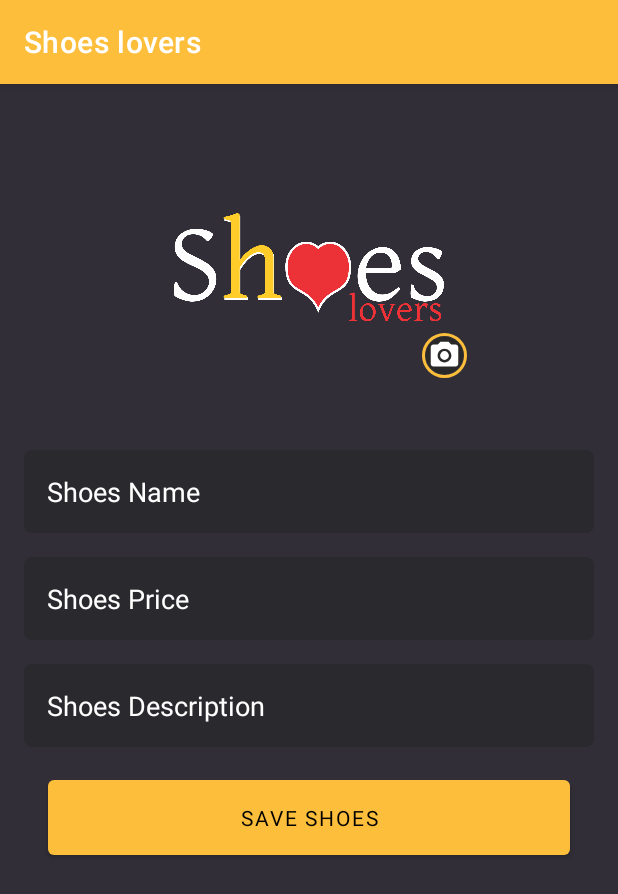
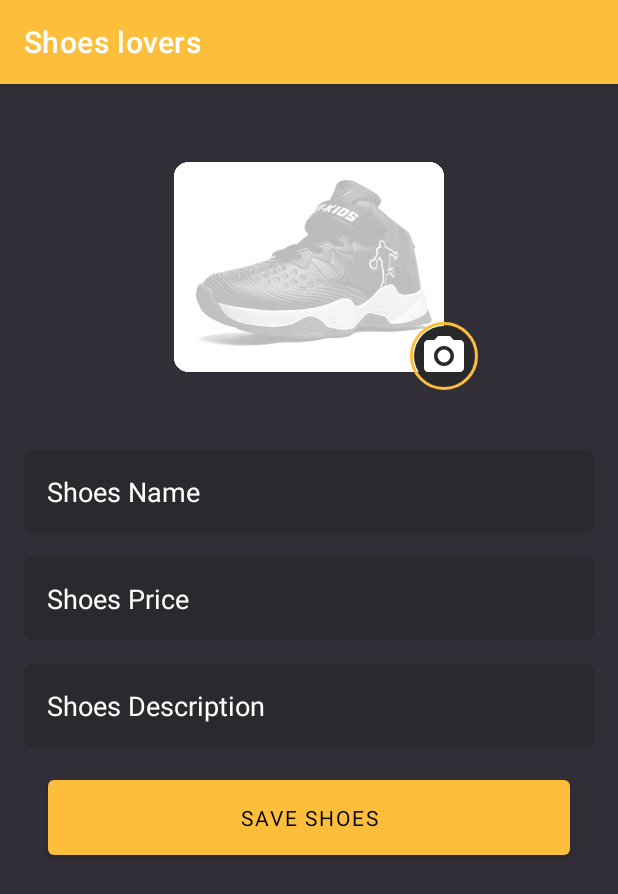
Before and after one commit to gilsonjuniorpro/TheShoeStore, an Android app: the ListFragment screen opened through its navigation route, after a tap on an icon or button, on a phone screen of 412 x 824 dp. Shown: the top 894 px of the screen. Run offline under Robolectric (Android 15) with nearby library versions, the light colour scheme and no system bars; our stand-ins replace Room's generated code, data binding; libraries missing offline, so code that uses them is left out: com.jarvis.ca; Roboto replaces fonts that are not available here.

Commit message:
refactor to handle add new Shoes, improvements on the add function

```diff
--- a/app/src/main/java/theshoestore/ca/ui/adapter/ShoesAdapter.kt
+++ b/app/src/main/java/theshoestore/ca/ui/adapter/ShoesAdapter.kt
@@ -4,6 +4,7 @@ import android.content.Context
 import android.view.LayoutInflater
 import android.view.View
 import android.view.ViewGroup
+import android.widget.Adapter
 import android.widget.ImageView
 import android.widget.TextView
 import androidx.core.content.res.ResourcesCompat
--- a/app/src/main/java/theshoestore/ca/ui/fragment/ListFragment.kt
+++ b/app/src/main/java/theshoestore/ca/ui/fragment/ListFragment.kt
@@ -4,17 +4,20 @@ import android.os.Bundle
 import android.view.LayoutInflater
 import android.view.View
 import android.view.ViewGroup
+import android.widget.ImageView
+import android.widget.TextView
+import androidx.core.content.res.ResourcesCompat
 import androidx.fragment.app.Fragment
 import androidx.lifecycle.ViewModelProvider
 import androidx.navigation.fragment.findNavController
-import androidx.recyclerview.widget.LinearLayoutManager
+import theshoestore.ca.R
 import theshoestore.ca.databinding.FragmentListBinding
 import theshoestore.ca.model.Shoes
 import theshoestore.ca.repository.ShoesRepository
-import theshoestore.ca.ui.adapter.ShoesAdapter
 import theshoestore.ca.viewmodel.ListViewModel
 import theshoestore.ca.viewmodel.ListViewModelFactory
 import theshoestore.ca.viewmodel.LoginViewModel
+
 
 class ListFragment : Fragment() {
 
@@ -26,8 +29,8 @@ class ListFragment : Fragment() {
     private var items: List<Shoes> = listOf()
 
     override fun onCreateView(
-        inflater: LayoutInflater, container: ViewGroup?,
-        savedInstanceState: Bundle?
+            inflater: LayoutInflater, container: ViewGroup?,
+            savedInstanceState: Bundle?
     ): View? {
         binding = FragmentListBinding.inflate(inflater, container, false)
 
@@ -44,19 +47,18 @@ class ListFragment : Fragment() {
         viewModel.isUserLoggedIn.observe(viewLifecycleOwner, { isLoggedIn ->
             if (!isLoggedIn) {
                 findNavController().navigate(
-                    ListFragmentDirections.actionListFragmentToLoginFragment()
+                        ListFragmentDirections.actionListFragmentToLoginFragment()
                 )
             }
         })
 
         listViewModel.allShoes.observe(viewLifecycleOwner, { list ->
-            items = list
-            val adapter = ShoesAdapter(items, this::openDetail)
-            binding.recyclerShoes.adapter = adapter
+            //items = list
+            setView(list)
         })
 
         listViewModel.isPopulated.observe(viewLifecycleOwner, { isPopulated ->
-            if(!isPopulated){
+            if (!isPopulated) {
                 listViewModel.insertListShoes()
                 listViewModel.setPopulated()
             }
@@ -68,8 +70,6 @@ class ListFragment : Fragment() {
     override fun onViewCreated(view: View, savedInstanceState: Bundle?) {
         super.onViewCreated(view, savedInstanceState)
 
-        setRecyclerView()
-
         binding.ivAdd.setOnClickListener{
             openAddShoes()
         }
@@ -79,18 +79,37 @@ class ListFragment : Fragment() {
         }
     }
 
-    private fun setRecyclerView() {
-        binding.recyclerShoes.layoutManager = LinearLayoutManager(requireContext())
+    private fun setView(list: List<Shoes>) {
+        //val adapter = ShoesAdapter(items, this::openDetail)
+        var inflater : LayoutInflater = LayoutInflater.from(requireContext())
+        list.forEach { shoes ->
+            var view: View = inflater.inflate(R.layout.item_shoes, binding.recyclerShoes, false)
+            var picture: ImageView = view.findViewById(R.id.ivPicture)
+            var title: TextView = view.findViewById(R.id.tvName)
+            var description: TextView = view.findViewById(R.id.tvDescription)
+            var price: TextView = view.findViewById(R.id.tvPrice)
 
+            picture.setImageDrawable(
+                ResourcesCompat.getDrawable(
+                    resources,
+                    shoes.picture, null
+                )
+            )
+            title.text = shoes.title
+            description.text = shoes.description
+            price.text = shoes.price
+
+            binding.recyclerShoes.addView(view)
+        }
     }
 
     private fun openDetail(shoe: Shoes){
         findNavController().navigate(
-            ListFragmentDirections.actionListFragmentToDetailFragment(shoe))
+                ListFragmentDirections.actionListFragmentToDetailFragment(shoe))
     }
 
     private fun openAddShoes(){
         findNavController().navigate(
-            ListFragmentDirections.actionListFragmentToAddShoesFragment())
+                ListFragmentDirections.actionListFragmentToAddShoesFragment())
     }
 }
--- a/app/src/main/res/layout/fragment_add_shoes.xml
+++ b/app/src/main/res/layout/fragment_add_shoes.xml
@@ -35,7 +35,7 @@
                 android:inputType="text"
                 app:layout_constraintLeft_toLeftOf="parent"
                 app:layout_constraintRight_toRightOf="parent"
-                app:layout_constraintTop_toBottomOf="@+id/imageView"
+                app:layout_constraintTop_toBottomOf="@+id/ivSample"
                 tools:ignore="Autofill" />
 
             <EditText
@@ -83,7 +83,7 @@
                 app:layout_constraintTop_toBottomOf="@+id/etDescription" />
 
             <ImageView
-                android:id="@+id/imageView"
+                android:id="@+id/ivSample"
                 android:layout_width="180dp"
                 android:layout_height="180dp"
                 android:layout_marginStart="60dp"
@@ -93,7 +93,7 @@
                 app:layout_constraintEnd_toEndOf="parent"
                 app:layout_constraintStart_toStartOf="parent"
                 app:layout_constraintTop_toTopOf="parent"
-                app:srcCompat="@drawable/ic_logo" />
+                app:srcCompat="@drawable/shoes_sample" />
 
             <ProgressBar
                 android:id="@+id/progressBar"
@@ -109,25 +109,25 @@
 
             <View
                 android:id="@+id/viewAdd"
-                android:layout_width="30dp"
-                android:layout_height="30dp"
-                android:layout_marginBottom="16dp"
+                android:layout_width="45dp"
+                android:layout_height="45dp"
+                android:layout_marginBottom="8dp"
                 android:background="@drawable/shape_background_add_picture"
-                app:layout_constraintBottom_toBottomOf="@+id/imageView"
-                app:layout_constraintEnd_toEndOf="@+id/imageView"
-                app:layout_constraintStart_toEndOf="@+id/imageView" />
+                app:layout_constraintBottom_toBottomOf="@+id/ivSample"
+                app:layout_constraintEnd_toEndOf="@+id/ivSample"
+                app:layout_constraintStart_toEndOf="@+id/ivSample" />
 
             <ImageView
                 android:id="@+id/ivAddPicture"
-                android:layout_width="30dp"
-                android:layout_height="30dp"
+                android:layout_width="40dp"
+                android:layout_height="40dp"
+                android:contentDescription="@string/app_name"
                 android:padding="4dp"
                 android:src="@drawable/ic_camera"
                 app:layout_constraintBottom_toBottomOf="@+id/viewAdd"
                 app:layout_constraintEnd_toEndOf="@+id/viewAdd"
                 app:layout_constraintStart_toStartOf="@+id/viewAdd"
-                app:layout_constraintTop_toTopOf="@+id/viewAdd"
-                android:contentDescription="@string/app_name" />
+                app:layout_constraintTop_toTopOf="@+id/viewAdd" />
 
         </androidx.constraintlayout.widget.ConstraintLayout>
     </androidx.core.widget.NestedScrollView>
--- a/app/src/main/res/values/strings.xml
+++ b/app/src/main/res/values/strings.xml
@@ -4,6 +4,10 @@
     <string name="skip">SKIP</string>
     <string name="msg_fill_all_fields">Fill all fields to login</string>
     <string name="msg_fill_all_fields_register">Fill all fields to register</string>
+    <string name="msg_fill_name">Enter the name of Shoes</string>
+    <string name="msg_fill_price">Enter the price of Shoes</string>
+    <string name="msg_fill_description">Enter the description of Shoes</string>
+    <string name="msg_fake_image_added">Fake image of Shoes added</string>
     <string name="user_password">Password</string>
     <string name="user_email">Email</string>
     <string name="user_login">Login</string>
```
Also changed, not shown: app/src/main/java/theshoestore/ca/ui/activities/IntroActivity.kt (deleted, +0 -114 lines), app/src/main/java/theshoestore/ca/ui/fragment/AddShoesFragment.kt (+55 -8 lines), app/src/main/java/theshoestore/ca/ui/fragment/OnBoardingFragment.kt (+0 -9 lines), app/src/main/res/drawable/shoes_sample.png (added).
